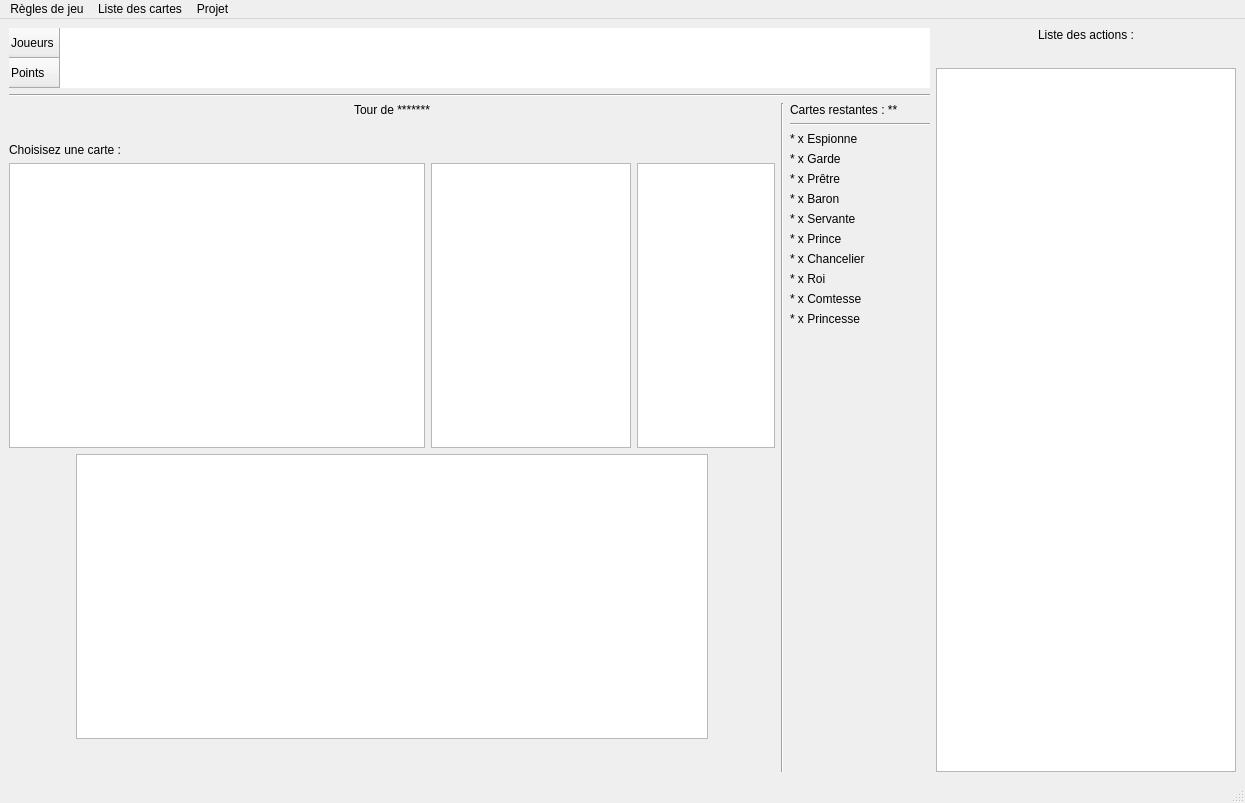
Qt form FichiersQT/mainwindow.ui (erreur130/LoveLetter) before a commit.
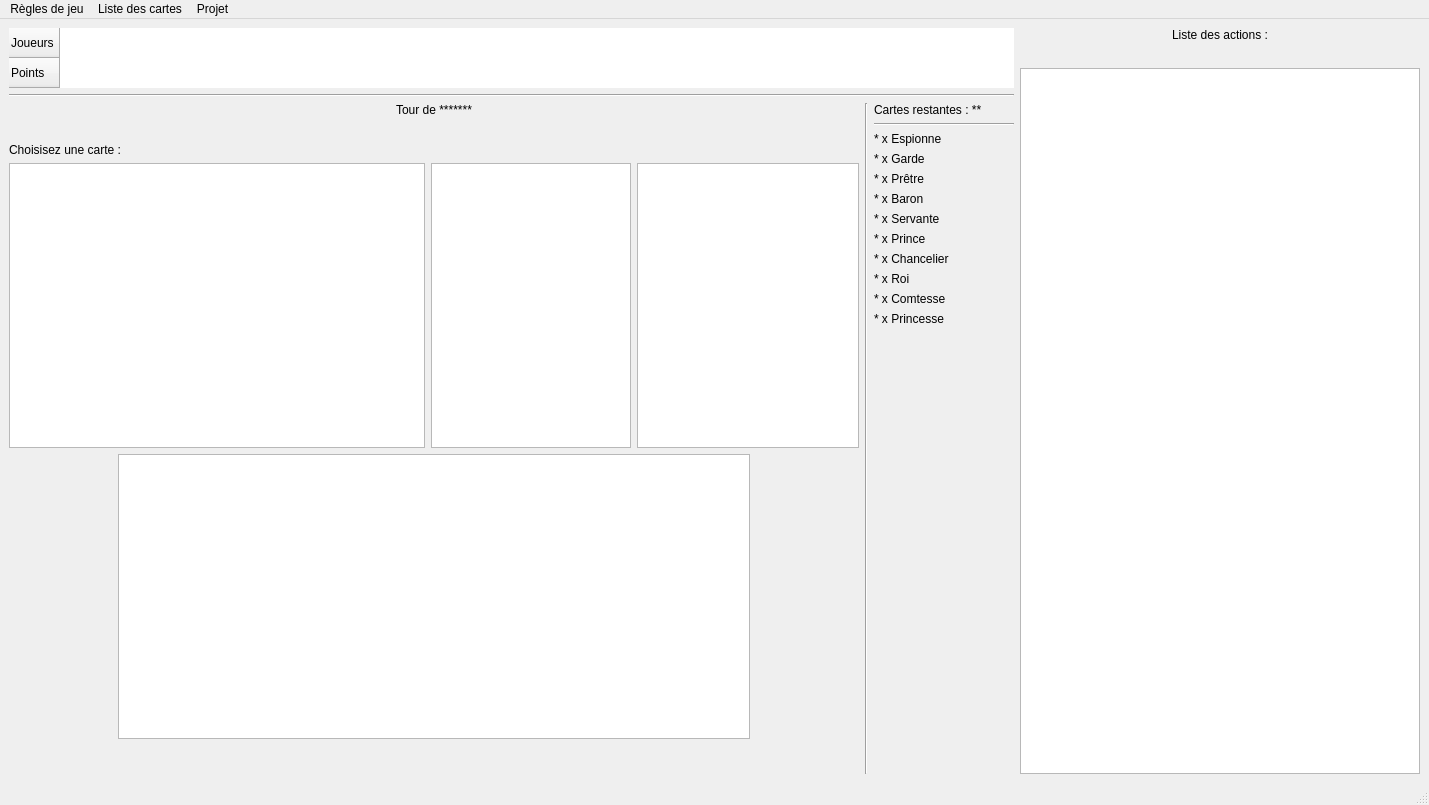
The same form after that commit.

```diff
--- a/FichiersQT/mainwindow.ui
+++ b/FichiersQT/mainwindow.ui
@@ -6,8 +6,8 @@
    <rect>
     <x>0</x>
     <y>0</y>
-    <width>1245</width>
-    <height>803</height>
+    <width>1429</width>
+    <height>805</height>
    </rect>
   </property>
   <property name="windowTitle">
@@ -225,7 +225,9 @@
             </item>
            </layout>
           </item>
-          <item alignment="Qt::AlignmentFlag::AlignHCenter">
+          <item>
+           <layout class="QHBoxLayout" name="horizontalLayout_5">
+            <item>
            <widget class="QListWidget" name="listeCarteAGarder">
             <property name="sizePolicy">
              <sizepolicy hsizetype="Fixed" vsizetype="Fixed">
@@ -271,6 +273,8 @@
             </property>
            </widget>
           </item>
+           </layout>
+          </item>
           <item>
            <spacer name="verticalSpacer_2">
             <property name="orientation">
@@ -502,7 +506,7 @@
         </property>
         <property name="sizeHint" stdset="0">
          <size>
-          <width>300</width>
+          <width>400</width>
           <height>20</height>
          </size>
         </property>
@@ -531,7 +535,7 @@
     <rect>
      <x>0</x>
      <y>0</y>
-     <width>1245</width>
+     <width>1429</width>
      <height>23</height>
     </rect>
    </property>
```
Left out of the diff: 2 changed lines with no effect on the pictures. Lines whose indentation alone changed are shown as unchanged.
